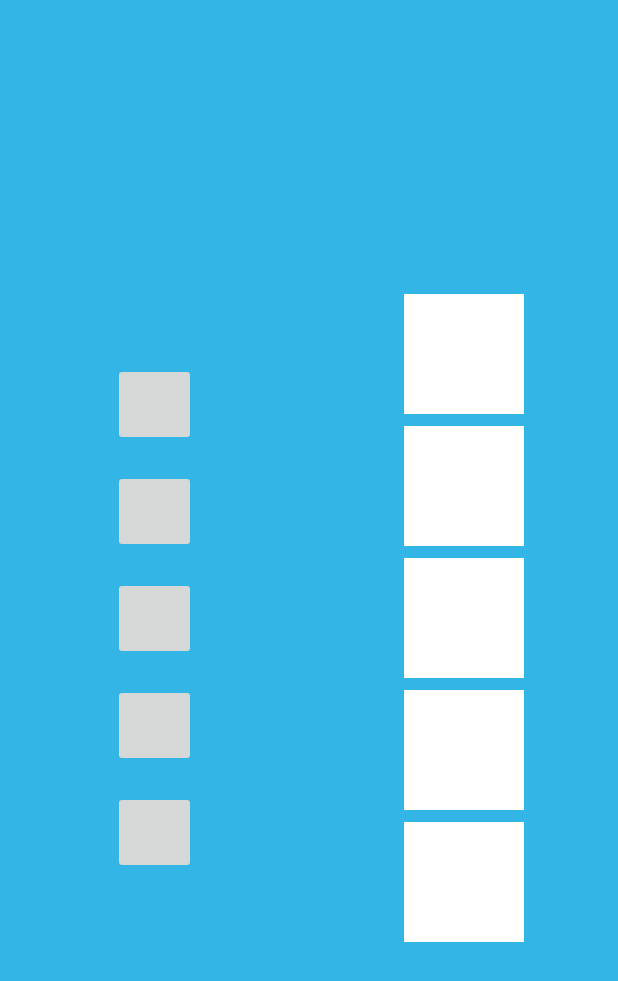
After one commit to anhristian/play-numbers, an Android app: the layout fragment_low_matching_numbers.xml on its own in the app's theme, with its tools: preview values and no code run, on a phone screen of 412 x 824 dp. The commit adds this screen. Shown: the top 981 px of the screen. Run offline under Robolectric (Android 15) with nearby library versions, the phone set to English and light mode, and no system bars.

Commit message:
Working on LowMatchingNumbersFragment.
The emulator crashes at the fragment_low_matching_numbers.xml

```diff
--- a/app/src/main/java/edu/cnm/deepdive/playnumbers/controller/MatchingNumberFragment.java
+++ b/app/src/main/java/edu/cnm/deepdive/playnumbers/controller/HighMatchingNumberFragment.java
@@ -12,7 +12,7 @@ import edu.cnm.deepdive.playnumbers.model.entity.Activity.Type;
 /**
  * Hosts the actions that are implemented on the activity matchingNumbers.
  */
-public class MatchingNumberFragment extends LearningActivityFragment {
+public class HighMatchingNumberFragment extends LearningActivityFragment {
 
   @Nullable
   @Override
@@ -30,7 +30,7 @@ public class MatchingNumberFragment extends LearningActivityFragment {
 
   @Override
   public int getLayoutId() {
-    return R.layout.fragment_matching_number;
+    return R.layout.fragment_high_matching_number;
   }
 
   //TODO Use Toast to display the "correct",  "wrong" + textSpeech.
--- /dev/null
+++ b/app/src/main/res/layout/fragment_low_matching_numbers.xml
@@ -0,0 +1,125 @@
+<?xml version="1.0" encoding="utf-8"?>
+<androidx.constraintlayout.widget.ConstraintLayout
+  xmlns:android="http://schemas.android.com/apk/res/android"
+  xmlns:app="http://schemas.android.com/apk/res-auto"
+  xmlns:tools="http://schemas.android.com/tools"
+  android:layout_width="match_parent"
+  android:layout_height="match_parent"
+  android:background="@android:color/holo_blue_light"
+  tools:context=".controller.LowMatchingNumbersFragment">
+
+    <ImageButton
+      android:id="@+id/button_1"
+      android:layout_width="55dp"
+      android:layout_height="55dp"
+      android:layout_margin="8dp"
+      android:orientation="vertical"
+      app:layout_constraintBottom_toTopOf="@id/button_2"
+      app:layout_constraintEnd_toEndOf="@id/vertical_guideline"
+      app:layout_constraintStart_toStartOf="parent"
+      app:layout_constraintTop_toTopOf="parent"
+      app:layout_constraintVertical_chainStyle="packed"/>
+
+    <ImageButton
+      android:id="@+id/button_2"
+      android:layout_width="55dp"
+      android:layout_height="55dp"
+      android:layout_margin="8dp"
+      android:orientation="vertical"
+      app:layout_constraintBottom_toTopOf="@id/button_3"
+      app:layout_constraintEnd_toEndOf="@id/vertical_guideline"
+      app:layout_constraintStart_toStartOf="parent"
+      app:layout_constraintTop_toBottomOf="@id/button_1"
+      app:layout_constraintVertical_chainStyle="packed"/>
+
+    <ImageButton
+      android:id="@+id/button_3"
+      android:layout_width="55dp"
+      android:layout_height="55dp"
+      android:layout_margin="8dp"
+      android:orientation="vertical"
+      app:layout_constraintBottom_toTopOf="@id/button_4"
+      app:layout_constraintEnd_toEndOf="@id/vertical_guideline"
+      app:layout_constraintStart_toStartOf="parent"
+      app:layout_constraintTop_toBottomOf="@id/button_2"
+      app:layout_constraintVertical_chainStyle="packed"/>
+
+    <ImageButton
+      android:id="@+id/button_4"
+      android:layout_width="55dp"
+      android:layout_height="55dp"
+      android:layout_margin="8dp"
+      android:orientation="vertical"
+      app:layout_constraintBottom_toTopOf="@id/button_5"
+      app:layout_constraintEnd_toEndOf="@id/vertical_guideline"
+      app:layout_constraintStart_toStartOf="parent"
+      app:layout_constraintTop_toBottomOf="@id/button_3"
+      app:layout_constraintVertical_chainStyle="packed"/>
+
+    <ImageButton
+      android:id="@+id/button_5"
+      android:layout_width="55dp"
+      android:layout_height="55dp"
+      android:layout_margin="8dp"
+      android:orientation="vertical"
+      app:layout_constraintBottom_toBottomOf="parent"
+      app:layout_constraintEnd_toEndOf="@id/vertical_guideline"
+      app:layout_constraintStart_toStartOf="parent"
+      app:layout_constraintTop_toBottomOf="@id/button_4"
+      app:layout_constraintVertical_chainStyle="packed"/>
+
+    <androidx.constraintlayout.widget.Guideline
+      android:id="@+id/vertical_guideline"
+      android:layout_width="wrap_content"
+      android:layout_height="wrap_content"
+      android:orientation="vertical"
+      app:layout_constraintGuide_percent="0.5"/>
+
+    <LinearLayout
+      android:id="@+id/image_count_layout"
+      android:layout_width="wrap_content"
+      android:layout_height="wrap_content"
+      android:orientation="vertical"
+      app:layout_constraintBottom_toBottomOf="parent"
+      app:layout_constraintEnd_toEndOf="parent"
+      app:layout_constraintStart_toEndOf="@id/vertical_guideline"
+      app:layout_constraintTop_toTopOf="parent">
+
+        <ImageView
+          android:id="@+id/count_image_1"
+          android:layout_width="80dp"
+          android:layout_height="80dp"
+          android:layout_margin="@dimen/half_margin"
+          android:background="@color/cardview_light_background"/>
+
+        <ImageView
+          android:id="@+id/count_image_2"
+          android:layout_width="80dp"
+          android:layout_height="80dp"
+          android:layout_margin="@dimen/half_margin"
+          android:background="@color/cardview_light_background"/>
+
+        <ImageView
+          android:id="@+id/count_image_3"
+          android:layout_width="80dp"
+          android:layout_height="80dp"
+          android:layout_margin="@dimen/half_margin"
+          android:background="@color/cardview_light_background"/>
+
+        <ImageView
+          android:id="@+id/count_image_4"
+          android:layout_width="80dp"
+          android:layout_height="80dp"
+          android:layout_margin="@dimen/half_margin"
+          android:background="@color/cardview_light_background"/>
+
+        <ImageView
+          android:id="@+id/count_image_5"
+          android:layout_width="80dp"
+          android:layout_height="80dp"
+          android:layout_margin="@dimen/half_margin"
+          android:background="@color/cardview_light_background"/>
+
+    </LinearLayout>
+
+</androidx.constraintlayout.widget.ConstraintLayout>
--- a/app/src/main/res/raw/preload.csv
+++ b/app/src/main/res/raw/preload.csv
@@ -1,3 +1,4 @@
 name, type, className
-"Match the number", MATCHING, "edu.cnm.deepdive.playnumbers.controller.MatchingNumberFragment"
+"Match the number from 1 to 5", MATCHING, "edu.cnm.deepdive.playnumbers.controller.HighMatchingNumberFragment"
+"Match the number from 6 to 10", MATCHING, "edu.cnm.deepdive.playnumbers.controller.LowMatchingNumberFragment"
 "Find the missing number", MISSING, "edu.cnm.deepdive.playnumbers.controller.MissingNumberFragment"
```
Also changed, not shown: app/src/main/java/edu/cnm/deepdive/playnumbers/controller/LowMatchingNumbersFragment.java (added, +37 -0 lines), app/src/main/res/layout/fragment_high_matching_number.xml (renamed from app/src/main/res/layout/fragment_matching_number.xml, +1 -67 lines), app/src/main/res/layout/item_activity.xml (+3 -17 lines), 2 other files.
